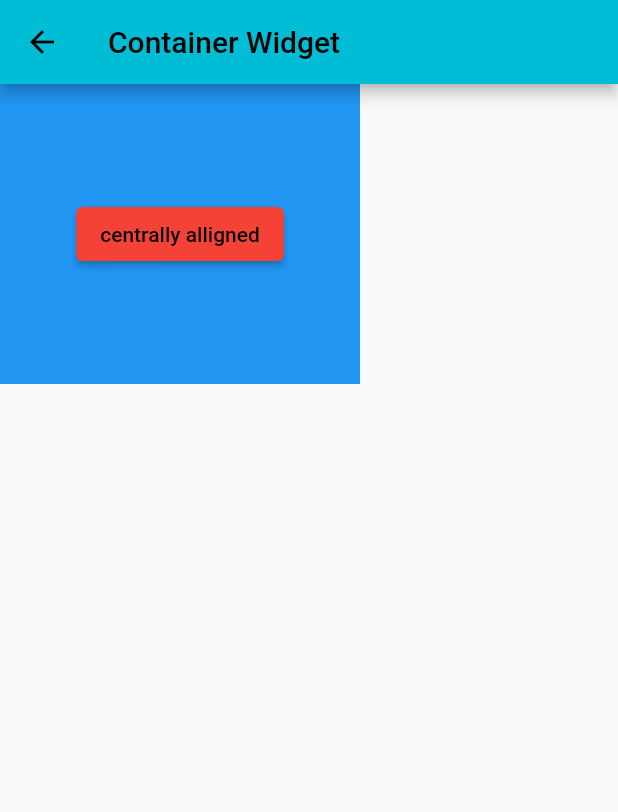
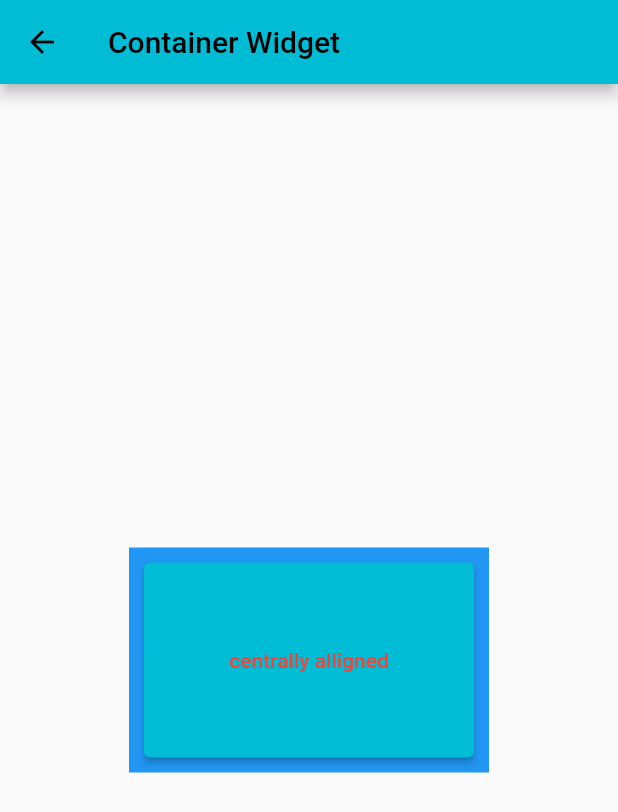
Before and after one commit to sumitjr3/widgets_flutter, a Flutter app: the screen it shows after launch, after a tap on "Container", on a phone screen of 412 x 824 dp. Shown: the top 812 px of the screen. Run offline on Flutter 3.47's test engine with Material 2 defaults, Android fonts, the phone set to English and light mode, and no system bars.

```diff
--- a/lib/constants/routes.dart
+++ b/lib/constants/routes.dart
@@ -1 +1,2 @@
 const ContainerRoute = '/container/';
+const TextRoute = '/text/';
--- a/lib/main.dart
+++ b/lib/main.dart
@@ -79,6 +79,7 @@
 import 'package:flutter/material.dart';
 import 'package:widgets_flutter/constants/routes.dart';
 import 'package:widgets_flutter/views/Container.dart';
+import 'package:widgets_flutter/views/Text.dart';
 
 void main() async {
   WidgetsFlutterBinding.ensureInitialized();
@@ -91,6 +92,7 @@ void main() async {
     home: const HomePage(),
     routes: {
       ContainerRoute: (context) => const ContainerView(),
+      TextRoute: (context) => const TextView(),
     },
   ));
 }
@@ -155,6 +157,9 @@ class _HomePageState extends State<HomePage> {
               if (item[index] == 'Container') {
                 Navigator.pushNamed(context, ContainerRoute);
               }
+              if (item[index] == 'Text') {
+                Navigator.pushNamed(context, TextRoute);
+              }
             },
           );
         },
--- a/lib/views/Container.dart
+++ b/lib/views/Container.dart
@@ -14,17 +14,20 @@ class _ContainerViewState extends State<ContainerView> {
       appBar: AppBar(
         title: const Text('Container Widget'),
       ),
-      body: Container(
-        height: 200,
+      body: Center(
+        child: Container(
+          height: 150,
           width: 240,
           color: Colors.blue,
           alignment: Alignment.center,
           child: ElevatedButton(
             onPressed: () {},
             style: ElevatedButton.styleFrom(
-            primary: Colors.red,
+              foregroundColor: Colors.red,
+              minimumSize: const Size(220, 130),
             ),
             child: const Text("centrally alligned"),
+          ),
         ),
       ),
     );
```
Also changed, not shown: lib/constants/textStyle.dart (added, +7 -0 lines), lib/views/Text.dart (added, +91 -0 lines). Lines whose indentation alone changed are shown as unchanged.
